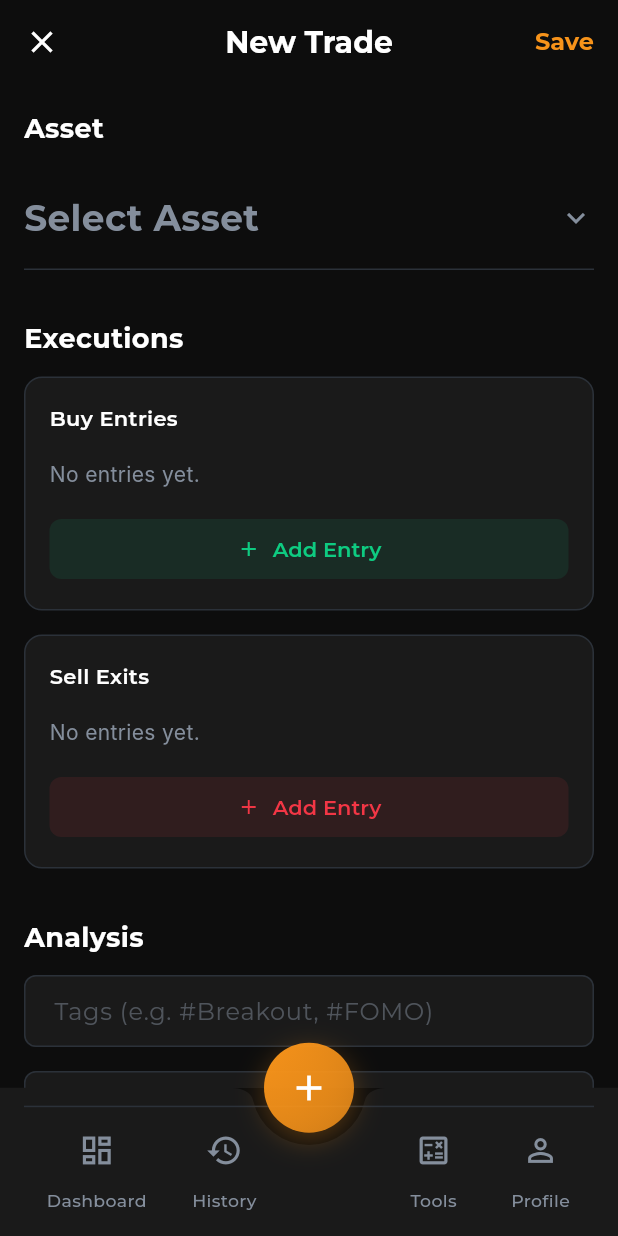
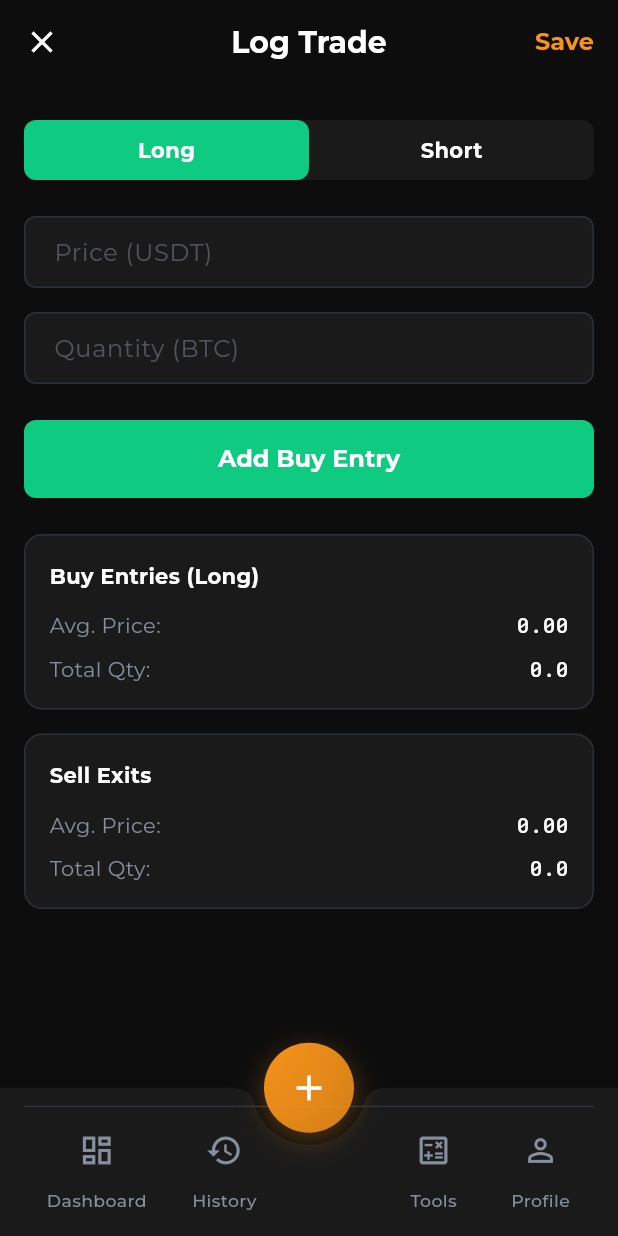
Before and after one commit to jack7141/Trade-up, a Flutter app: the screen it shows after launch, scrolled down 570 dp, after a tap on the "add" icon, on a phone screen of 412 x 824 dp. Run offline on Flutter 3.47's test engine with Material 3 defaults, Android fonts, the phone set to English and light mode, and no system bars; our stand-ins replace dio, flutter_riverpod, flutter_secure_storage, go_router, google_fonts; Roboto replaces fonts that are missing (Inter).

Commit message:
Update new_trade_screen.dart

```diff
--- a/lib/features/new_trade/view/new_trade_screen.dart
+++ b/lib/features/new_trade/view/new_trade_screen.dart
@@ -2,13 +2,14 @@ import 'package:flutter/material.dart';
 import 'package:google_fonts/google_fonts.dart';
 
 // --- 데이터 모델 (임시) ---
-// 실제 앱에서는 별도의 model 파일로 분리됩니다.
 class Execution {
   final double price;
   final double quantity;
-
   Execution({required this.price, required this.quantity});
 }
+
+// 포지션 방향을 나타내는 Enum
+enum PositionSide { long, short }
 
 // --- 새 매매 기록 화면 ---
 class NewTradeScreen extends StatefulWidget {
@@ -31,146 +32,42 @@ class _NewTradeScreenState extends State<NewTradeScreen> {
   static const Color _positiveColor = Color(0xFF0ECB81);
   static const Color _negativeColor = Color(0xFFF23645);
 
-  String _selectedAsset = 'Select Asset';
-  final List<Execution> _buyEntries = [];
-  final List<Execution> _sellEntries = [];
+  final _priceController = TextEditingController();
+  final _quantityController = TextEditingController();
 
-  // 자산 선택 팝업을 표시하는 함수
-  void _showAssetSelectionModal() {
-    // 임시 데이터
-    final List<String> tickers = [
-      'BTC/USDT',
-      'ETH/USDT',
-      'SOL/USDT',
-      'BNB/USDT',
-      'XRP/USDT',
-    ];
+  final String _selectedAsset = 'BTC/USDT';
+  PositionSide _positionSide = PositionSide.long; // 기본값은 Long
 
-    showModalBottomSheet(
-      context: context,
-      backgroundColor: _surfaceColor,
-      shape: const RoundedRectangleBorder(
-        borderRadius: BorderRadius.vertical(top: Radius.circular(20)),
-      ),
-      builder: (context) {
-        return Padding(
-          padding: const EdgeInsets.all(16.0),
-          child: Column(
-            children: [
-              Container(
-                width: 40,
-                height: 4,
-                decoration: BoxDecoration(
-                  color: _borderColor,
-                  borderRadius: BorderRadius.circular(2),
-                ),
-              ),
-              const SizedBox(height: 16),
-              TextField(
-                decoration: _buildInputDecoration(hintText: 'Search asset...'),
-                style: GoogleFonts.montserrat(color: _primaryTextColor),
-              ),
-              const SizedBox(height: 16),
-              Expanded(
-                child: ListView.separated(
-                  itemCount: tickers.length,
-                  itemBuilder: (context, index) {
-                    return ListTile(
-                      title: Text(
-                        tickers[index],
-                        style: GoogleFonts.montserrat(color: _primaryTextColor),
-                      ),
-                      onTap: () {
-                        setState(() {
-                          _selectedAsset = tickers[index];
-                        });
-                        Navigator.of(context).pop();
-                      },
-                    );
-                  },
-                  separatorBuilder: (context, index) =>
-                      const Divider(color: _borderColor),
-                ),
-              ),
-            ],
-          ),
-        );
-      },
-    );
+  final List<Execution> _entries = []; // 진입 내역
+  final List<Execution> _exits = []; // 청산 내역
+
+  void _addExecution() {
+    final price = double.tryParse(_priceController.text);
+    final quantity = double.tryParse(_quantityController.text);
+    if (price != null && quantity != null) {
+      setState(() {
+        final newExecution = Execution(price: price, quantity: quantity);
+        // 현재 선택된 탭(진입/청산)에 따라 내역 추가
+        // 이 예제에서는 단순화를 위해 하나의 버튼으로 진입/청산 모두 처리하도록 가정
+        // 실제 앱에서는 진입/청산 탭을 두어 구분할 수 있음
+        _entries.add(newExecution);
+        _priceController.clear();
+        _quantityController.clear();
+      });
+    }
   }
 
-  // 매수/매도 내역 추가 다이얼로그를 표시하는 함수
-  void _showAddExecutionDialog({required bool isBuy}) {
-    final priceController = TextEditingController();
-    final quantityController = TextEditingController();
-
-    showDialog(
-      context: context,
-      builder: (context) {
-        return AlertDialog(
-          backgroundColor: _surfaceColor,
-          title: Text(
-            isBuy ? 'Add Buy Entry' : 'Add Sell Exit',
-            style: GoogleFonts.montserrat(color: _primaryTextColor),
-          ),
-          content: Column(
-            mainAxisSize: MainAxisSize.min,
-            children: [
-              TextField(
-                controller: priceController,
-                decoration: _buildInputDecoration(hintText: 'Price'),
-                keyboardType: TextInputType.number,
-                style: GoogleFonts.montserrat(color: _primaryTextColor),
-              ),
-              const SizedBox(height: 16),
-              TextField(
-                controller: quantityController,
-                decoration: _buildInputDecoration(hintText: 'Quantity'),
-                keyboardType: TextInputType.number,
-                style: GoogleFonts.montserrat(color: _primaryTextColor),
-              ),
-            ],
-          ),
-          actions: [
-            TextButton(
-              onPressed: () => Navigator.of(context).pop(),
-              child: Text(
-                'Cancel',
-                style: GoogleFonts.montserrat(color: _secondaryTextColor),
-              ),
-            ),
-            TextButton(
-              onPressed: () {
-                final price = double.tryParse(priceController.text);
-                final quantity = double.tryParse(quantityController.text);
-                if (price != null && quantity != null) {
-                  setState(() {
-                    final newEntry = Execution(
-                      price: price,
-                      quantity: quantity,
-                    );
-                    if (isBuy) {
-                      _buyEntries.add(newEntry);
-                    } else {
-                      _sellEntries.add(newEntry);
-                    }
-                  });
-                }
-                Navigator.of(context).pop();
-              },
-              child: Text(
-                'Add',
-                style: GoogleFonts.montserrat(color: _accentColor),
-              ),
-            ),
-          ],
-        );
-      },
-    );
+  @override
+  void dispose() {
+    _priceController.dispose();
+    _quantityController.dispose();
+    super.dispose();
   }
 
   @override
   Widget build(BuildContext context) {
+    bool isLong = _positionSide == PositionSide.long;
+
     return Scaffold(
       backgroundColor: _backgroundColor,
       appBar: AppBar(
@@ -181,7 +78,7 @@ class _NewTradeScreenState extends State<NewTradeScreen> {
           onPressed: () => Navigator.of(context).pop(),
         ),
         title: Text(
-          'New Trade',
+          'Log Trade',
           style: GoogleFonts.montserrat(fontWeight: FontWeight.bold),
         ),
         centerTitle: true,
@@ -200,93 +97,163 @@ class _NewTradeScreenState extends State<NewTradeScreen> {
         ],
       ),
       body: ListView(
-        padding: const EdgeInsets.all(16),
+        padding: const EdgeInsets.symmetric(horizontal: 16),
         children: [
           // --- 자산 선택 ---
-          _buildSectionHeader(title: 'Asset'),
-          GestureDetector(
-            onTap: _showAssetSelectionModal,
-            child: Container(
-              padding: const EdgeInsets.symmetric(vertical: 16),
-              decoration: const BoxDecoration(
-                border: Border(bottom: BorderSide(color: _borderColor)),
-              ),
-              child: Row(
-                mainAxisAlignment: MainAxisAlignment.spaceBetween,
-                children: [
-                  Text(
-                    _selectedAsset,
-                    style: GoogleFonts.montserrat(
-                      color: _selectedAsset == 'Select Asset'
-                          ? _secondaryTextColor
-                          : _primaryTextColor,
-                      fontSize: 24,
-                      fontWeight: FontWeight.bold,
-                    ),
-                  ),
-                  const Icon(Icons.expand_more, color: _secondaryTextColor),
-                ],
-              ),
-            ),
-          ),
-          const SizedBox(height: 32),
+          _buildAssetSelector(),
+          const SizedBox(height: 24),
 
-          // --- 거래 내역 ---
-          _buildSectionHeader(title: 'Executions'),
-          _buildExecutionsCard(
-            title: 'Buy Entries',
-            entries: _buyEntries,
-            onAdd: () => _showAddExecutionDialog(isBuy: true),
-            isBuy: true,
+          // --- Long/Short 포지션 방향 선택 ---
+          _buildPositionSideSelector(),
+          const SizedBox(height: 24),
+
+          // --- 가격/수량 입력 ---
+          _buildInputFields(),
+          const SizedBox(height: 24),
+
+          // --- 실행 버튼 ---
+          _buildExecuteButton(),
+          const SizedBox(height: 24),
+
+          // --- 실행 내역 ---
+          _buildExecutionsList(
+            title: isLong ? 'Buy Entries (Long)' : 'Sell Entries (Short)',
+            entries: _entries,
+            isEntry: true,
           ),
           const SizedBox(height: 16),
-          _buildExecutionsCard(
-            title: 'Sell Exits',
-            entries: _sellEntries,
-            onAdd: () => _showAddExecutionDialog(isBuy: false),
-            isBuy: false,
-          ),
-          const SizedBox(height: 32),
-
-          // --- 분석 ---
-          _buildSectionHeader(title: 'Analysis'),
-          TextField(
-            decoration: _buildInputDecoration(
-              hintText: 'Tags (e.g. #Breakout, #FOMO)',
-            ),
-          ),
-          const SizedBox(height: 16),
-          TextField(
-            decoration: _buildInputDecoration(
-              hintText: 'Log your rationale, emotions, etc.',
-            ),
-            maxLines: 4,
+          _buildExecutionsList(
+            title: isLong ? 'Sell Exits' : 'Buy Exits',
+            entries: _exits,
+            isEntry: false,
           ),
         ],
       ),
     );
   }
 
-  Widget _buildSectionHeader({required String title}) {
-    return Padding(
-      padding: const EdgeInsets.only(bottom: 12.0),
-      child: Text(
-        title,
-        style: GoogleFonts.montserrat(
-          color: _primaryTextColor,
-          fontSize: 18,
-          fontWeight: FontWeight.bold,
+  Widget _buildAssetSelector() {
+    // ... (기존과 동일)
+    return Container();
+  }
+
+  Widget _buildPositionSideSelector() {
+    return Container(
+      height: 40,
+      decoration: BoxDecoration(
+        color: _surfaceColor,
+        borderRadius: BorderRadius.circular(8),
+      ),
+      child: Row(
+        children: [
+          Expanded(
+            child: GestureDetector(
+              onTap: () => setState(() => _positionSide = PositionSide.long),
+              child: Container(
+                decoration: BoxDecoration(
+                  borderRadius: BorderRadius.circular(8),
+                  color: _positionSide == PositionSide.long
+                      ? _positiveColor
+                      : Colors.transparent,
+                ),
+                child: Center(
+                  child: Text(
+                    'Long',
+                    style: GoogleFonts.montserrat(
+                      fontWeight: FontWeight.bold,
+                      color: Colors.white,
+                    ),
+                  ),
+                ),
+              ),
+            ),
+          ),
+          Expanded(
+            child: GestureDetector(
+              onTap: () => setState(() => _positionSide = PositionSide.short),
+              child: Container(
+                decoration: BoxDecoration(
+                  borderRadius: BorderRadius.circular(8),
+                  color: _positionSide == PositionSide.short
+                      ? _negativeColor
+                      : Colors.transparent,
+                ),
+                child: Center(
+                  child: Text(
+                    'Short',
+                    style: GoogleFonts.montserrat(
+                      fontWeight: FontWeight.bold,
+                      color: Colors.white,
+                    ),
+                  ),
+                ),
+              ),
+            ),
+          ),
+        ],
+      ),
+    );
+  }
+
+  Widget _buildInputFields() {
+    // ... (기존과 유사)
+    return Column(
+      children: [
+        TextField(
+          controller: _priceController,
+          decoration: _buildInputDecoration(hintText: 'Price (USDT)'),
+        ),
+        const SizedBox(height: 16),
+        TextField(
+          controller: _quantityController,
+          decoration: _buildInputDecoration(
+            hintText: 'Quantity (${_selectedAsset.split('/')[0]})',
+          ),
+        ),
+      ],
+    );
+  }
+
+  Widget _buildExecuteButton() {
+    bool isLong = _positionSide == PositionSide.long;
+    // 이 예제에서는 하나의 버튼으로 진입/청산을 모두 처리하도록 단순화
+    // 실제 앱에서는 "Add Entry", "Add Exit" 두 개의 버튼을 둘 수 있음
+    return SizedBox(
+      width: double.infinity,
+      child: ElevatedButton(
+        onPressed: _addExecution,
+        style: ElevatedButton.styleFrom(
+          backgroundColor: isLong ? _positiveColor : _negativeColor,
+          padding: const EdgeInsets.symmetric(vertical: 16),
+          shape: RoundedRectangleBorder(borderRadius: BorderRadius.circular(8)),
+        ),
+        child: Text(
+          isLong ? 'Add Buy Entry' : 'Add Sell Entry',
+          style: GoogleFonts.montserrat(
+            fontSize: 16,
+            fontWeight: FontWeight.bold,
+            color: Colors.white,
+          ),
         ),
       ),
     );
   }
 
-  Widget _buildExecutionsCard({
+  Widget _buildExecutionsList({
     required String title,
     required List<Execution> entries,
-    required VoidCallback onAdd,
-    required bool isBuy,
+    required bool isEntry,
   }) {
+    final totalValue = entries.fold<double>(
+      0,
+      (sum, item) => sum + (item.price * item.quantity),
+    );
+    final totalQty = entries.fold<double>(
+      0,
+      (sum, item) => sum + item.quantity,
+    );
+    final avgPrice = totalQty > 0 ? totalValue / totalQty : 0;
+
     return Container(
       padding: const EdgeInsets.all(16),
       decoration: BoxDecoration(
@@ -301,62 +268,70 @@ class _NewTradeScreenState extends State<NewTradeScreen> {
             title,
             style: GoogleFonts.montserrat(
               color: _primaryTextColor,
-              fontWeight: FontWeight.w600,
+              fontWeight: FontWeight.bold,
             ),
           ),
+          const SizedBox(height: 12),
+          Row(
+            mainAxisAlignment: MainAxisAlignment.spaceBetween,
+            children: [
+              Text(
+                'Avg. Price:',
+                style: GoogleFonts.montserrat(color: _secondaryTextColor),
+              ),
+              Text(
+                avgPrice.toStringAsFixed(2),
+                style: GoogleFonts.robotoMono(
+                  color: _primaryTextColor,
+                  fontWeight: FontWeight.w500,
+                ),
+              ),
+            ],
+          ),
           const SizedBox(height: 8),
-          if (entries.isEmpty)
-            const Padding(
-              padding: EdgeInsets.symmetric(vertical: 8.0),
-              child: Text(
-                'No entries yet.',
-                style: TextStyle(color: _secondaryTextColor),
+          Row(
+            mainAxisAlignment: MainAxisAlignment.spaceBetween,
+            children: [
+              Text(
+                'Total Qty:',
+                style: GoogleFonts.montserrat(color: _secondaryTextColor),
               ),
-            )
-          else
+              Text(
+                totalQty.toString(),
+                style: GoogleFonts.robotoMono(
+                  color: _primaryTextColor,
+                  fontWeight: FontWeight.w500,
+                ),
+              ),
+            ],
+          ),
+          if (entries.isNotEmpty) ...[
+            const Divider(color: _borderColor, height: 24),
             ...entries.map(
-              (entry) => Padding(
-                padding: const EdgeInsets.symmetric(vertical: 4.0),
+              (e) => Padding(
+                padding: const EdgeInsets.only(bottom: 4.0),
                 child: Row(
                   mainAxisAlignment: MainAxisAlignment.spaceBetween,
                   children: [
                     Text(
-                      'Price: ${entry.price}',
-                      style: GoogleFonts.montserrat(color: _secondaryTextColor),
+                      '@ ${e.price}',
+                      style: GoogleFonts.robotoMono(
+                        color: _secondaryTextColor,
+                        fontSize: 12,
+                      ),
                     ),
                     Text(
-                      'Qty: ${entry.quantity}',
-                      style: GoogleFonts.montserrat(color: _secondaryTextColor),
+                      '${e.quantity}',
+                      style: GoogleFonts.robotoMono(
+                        color: _secondaryTextColor,
+                        fontSize: 12,
+                      ),
                     ),
                   ],
                 ),
               ),
             ),
-          const SizedBox(height: 8),
-          SizedBox(
-            width: double.infinity,
-            child: TextButton.icon(
-              onPressed: onAdd,
-              icon: Icon(
-                Icons.add,
-                size: 16,
-                color: isBuy ? _positiveColor : _negativeColor,
-              ),
-              label: Text(
-                'Add Entry',
-                style: GoogleFonts.montserrat(
-                  color: isBuy ? _positiveColor : _negativeColor,
-                ),
-              ),
-              style: TextButton.styleFrom(
-                backgroundColor: (isBuy ? _positiveColor : _negativeColor)
-                    .withOpacity(0.1),
-                shape: RoundedRectangleBorder(
-                  borderRadius: BorderRadius.circular(8),
-                ),
-              ),
-            ),
-          ),
+          ],
         ],
       ),
     );
```
